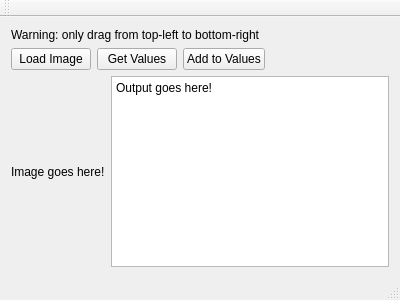
maarten990/Calibration-Tool, file mainwindow.ui: the form before one commit.
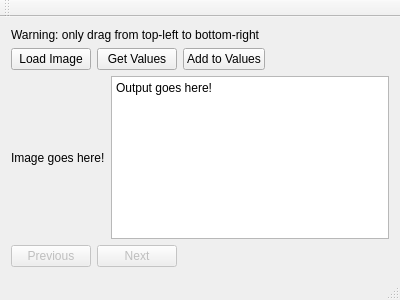
The form after the commit. Custom widgets are drawn as their Qt base class.

Commit message: added functionality for loading multiple images and scrolling through them

```diff
--- a/mainwindow.ui
+++ b/mainwindow.ui
@@ -81,6 +81,43 @@
       </item>
      </layout>
     </item>
+    <item>
+     <layout class="QHBoxLayout" name="horizontalLayout_3">
+      <item>
+       <widget class="QPushButton" name="button_previous">
+        <property name="enabled">
+         <bool>false</bool>
+        </property>
+        <property name="text">
+         <string>Previous</string>
+        </property>
+       </widget>
+      </item>
+      <item>
+       <widget class="QPushButton" name="button_next">
+        <property name="enabled">
+         <bool>false</bool>
+        </property>
+        <property name="text">
+         <string>Next</string>
+        </property>
+       </widget>
+      </item>
+      <item>
+       <spacer name="horizontalSpacer_2">
+        <property name="orientation">
+         <enum>Qt::Horizontal</enum>
+        </property>
+        <property name="sizeHint" stdset="0">
+         <size>
+          <width>40</width>
+          <height>20</height>
+         </size>
+        </property>
+       </spacer>
+      </item>
+     </layout>
+    </item>
    </layout>
   </widget>
   <widget class="QMenuBar" name="menuBar">
```
The commit also changes 2 other files.
